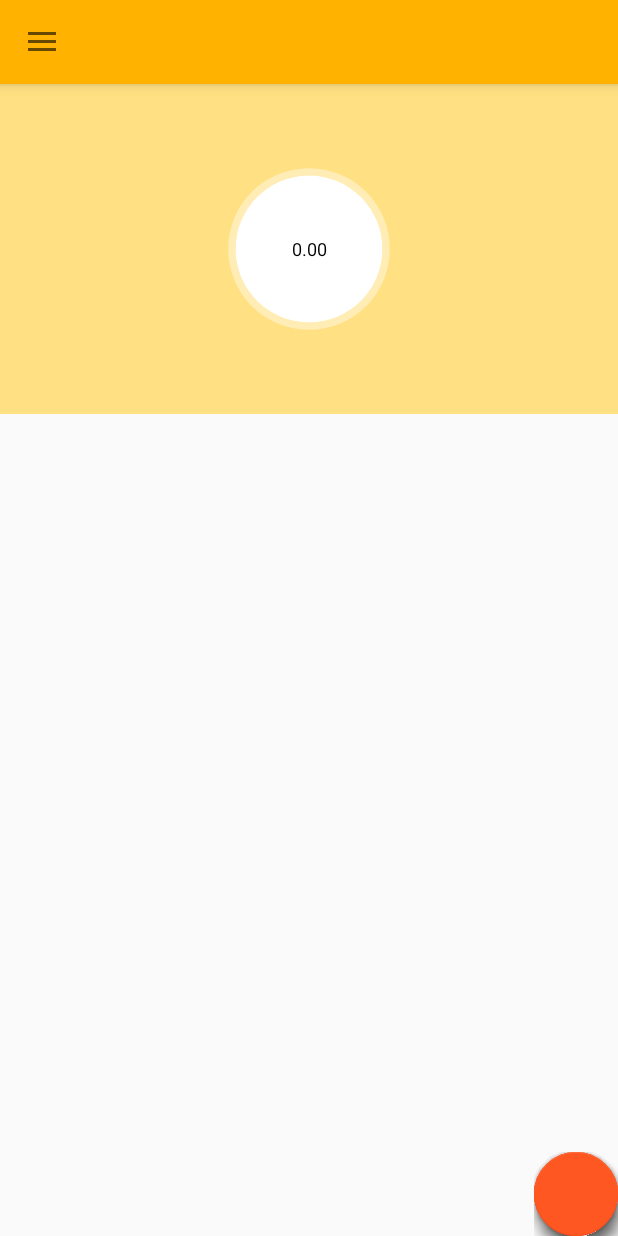
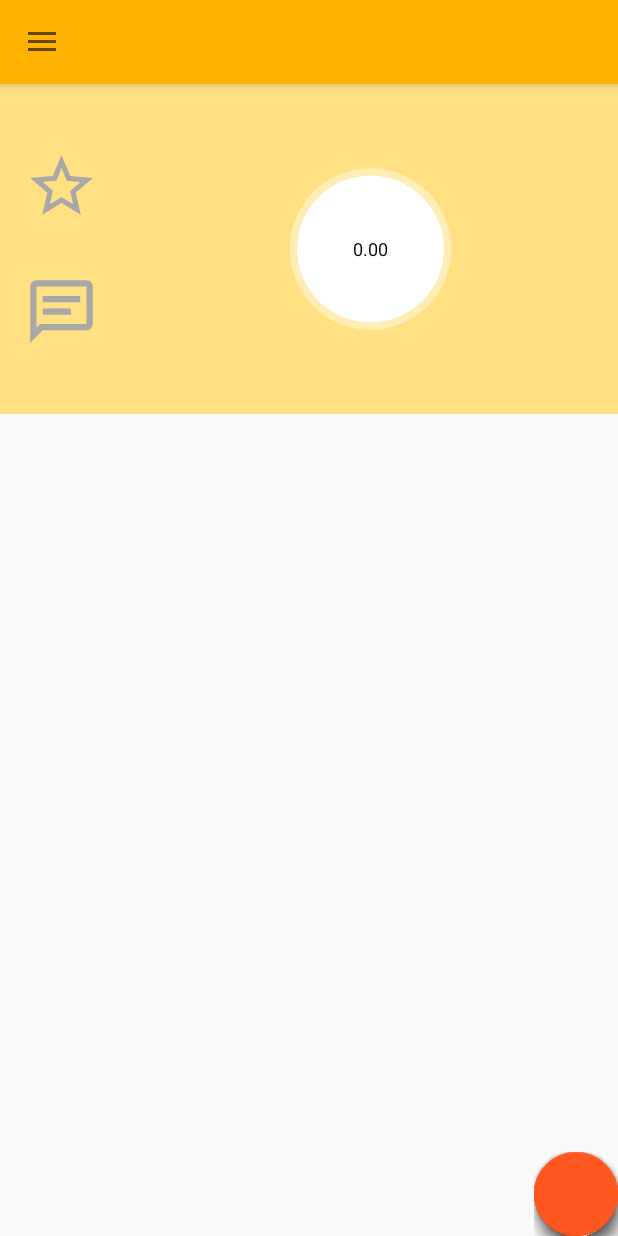
Before and after one commit to mnipshagen/planning_machine, an Android app: the Activity_Module screen opened directly, with no data from a screen before it, on a phone screen of 412 x 824 dp. Run offline under Robolectric (Android 15) with nearby library versions, the phone set to English and light mode, and no system bars; libraries missing offline, so code that uses them is left out: com.getbase.floatingactionbutton; plain views replace FloatingActionButton, FloatingActionsMenu; 18 statements that could not run were skipped.

Commit message:
Module page now hosts two buttons: mark a course significant (functioanlity implemented) and an add oral exam (not implemented).

```diff
--- a/app/src/main/java/com/mnipshagen/planning_machine/Activity_Module.java
+++ b/app/src/main/java/com/mnipshagen/planning_machine/Activity_Module.java
@@ -20,6 +20,8 @@ import android.widget.Button;
 import android.widget.EditText;
 import android.widget.ImageView;
 import android.widget.TextView;
+import android.widget.Toast;
+import android.widget.ToggleButton;
 
 import com.getbase.floatingactionbutton.FloatingActionButton;
 import com.github.mikephil.charting.data.PieData;
@@ -69,6 +71,8 @@ public class Activity_Module extends Activity_Base implements LoaderManager.Load
         comp_credits = intent.getIntExtra("compECTS", 0);
         // to complete the optional compulsory part
         optcomp_credits = intent.getIntExtra("optcompECTS", 0);
+        // and the significane
+        boolean significant = intent.getBooleanExtra("significant", false);
         // and the name of the module
         final String name = intent.getStringExtra("Name");
         // set the name as the title of the activity
@@ -168,7 +172,45 @@ public class Activity_Module extends Activity_Base implements LoaderManager.Load
                 dialog.show(getSupportFragmentManager(), "addUnlistedCourse");
             }
         });
-        FloatingActionButton fab_setSigniicane = (FloatingActionButton) findViewById(R.id.moduleSetSignificance);
+
+        final boolean openStudies = module_code.equals("OPEN");
+
+        final FloatingActionButton fab_setSignificane = (FloatingActionButton) findViewById(R.id.moduleSetSignificance);
+        final ToggleButton markSignificant = (ToggleButton) findViewById(R.id.toggleSignificance);
+        markSignificant.setChecked(significant);
+        fab_setSignificane.setOnClickListener(new View.OnClickListener() {
+            @Override
+            public void onClick(View v) {
+                if (!openStudies) {
+                    if (ModuleTools.toggleSignificant(module_code, Activity_Module.this)) {
+                        Toast.makeText(Activity_Module.this, "State of significane was changed", Toast.LENGTH_SHORT).show();
+                    } else {
+                        Toast.makeText(Activity_Module.this, "Could not change state. Do you already have 5 significant modules?", Toast.LENGTH_LONG).show();
+                        markSignificant.toggle();
+                    }
+                } else {
+                    Toast.makeText(Activity_Module.this, "Open Studies cannot be marked significant.", Toast.LENGTH_SHORT).show();
+                    markSignificant.toggle();
+                }
+            }
+        });
+
+        markSignificant.setOnClickListener(new View.OnClickListener() {
+            @Override
+            public void onClick(View v) {
+                if (!openStudies) {
+                    if (ModuleTools.toggleSignificant(module_code, Activity_Module.this)) {
+                        Toast.makeText(Activity_Module.this, "State of significane was changed", Toast.LENGTH_SHORT).show();
+                    } else {
+                        Toast.makeText(Activity_Module.this, "Could not change state. Do you already have 5 significant modules?", Toast.LENGTH_LONG).show();
+                        markSignificant.toggle();
+                    }
+                } else {
+                    Toast.makeText(Activity_Module.this, "Open Studies cannot be marked significant.", Toast.LENGTH_SHORT).show();
+                    markSignificant.toggle();
+                }
+            }
+        });
 
 
         /* And now to the lower part! */
--- /dev/null
+++ b/app/src/main/res/drawable/button_oral.xml
@@ -0,0 +1,5 @@
+<?xml version="1.0" encoding="utf-8"?>
+<selector xmlns:android="http://schemas.android.com/apk/res/android">
+<item android:drawable="@drawable/ic_oral_outline" android:state_checked="false"/>
+<item android:drawable="@drawable/ic_oral_filled" android:state_checked="true"/>
+</selector>
--- /dev/null
+++ b/app/src/main/res/drawable/button_significant.xml
@@ -0,0 +1,5 @@
+<?xml version="1.0" encoding="utf-8"?>
+<selector xmlns:android="http://schemas.android.com/apk/res/android">
+    <item android:state_checked="false" android:drawable="@drawable/ic_star_border" />
+    <item android:state_checked="true" android:drawable="@drawable/ic_star_filled" />
+</selector>
--- /dev/null
+++ b/app/src/main/res/drawable/ic_oral_filled.xml
@@ -0,0 +1,9 @@
+<vector xmlns:android="http://schemas.android.com/apk/res/android"
+    android:height="24dp"
+    android:width="24dp"
+    android:viewportWidth="24"
+    android:viewportHeight="24">
+
+    <path android:fillColor="#000"
+        android:pathData="M20,2H4A2,2 0 0,0 2,4V22L6,18H20A2,2 0 0,0 22,16V4A2,2 0 0,0 20,2M6,9H18V11H6M14,14H6V12H14M18,8H6V6H18" />
+</vector>
--- /dev/null
+++ b/app/src/main/res/drawable/ic_oral_outline.xml
@@ -0,0 +1,9 @@
+<?xml version="1.0" encoding="utf-8"?>
+<vector xmlns:android="http://schemas.android.com/apk/res/android"
+    android:height="24dp"
+    android:width="24dp"
+    android:viewportWidth="24"
+    android:viewportHeight="24">
+    <path android:fillColor="@color/Gray"
+        android:pathData="M20,2A2,2 0 0,1 22,4V16A2,2 0 0,1 20,18H6L2,22V4C2,2.89 2.9,2 4,2H20M4,4V17.17L5.17,16H20V4H4M6,7H18V9H6V7M6,11H15V13H6V11Z" />
+</vector>
--- /dev/null
+++ b/app/src/main/res/drawable/ic_star_border.xml
@@ -0,0 +1,9 @@
+<vector xmlns:android="http://schemas.android.com/apk/res/android"
+        android:width="24dp"
+        android:height="24dp"
+        android:viewportWidth="24.0"
+        android:viewportHeight="24.0">
+    <path
+        android:fillColor="@color/Gray"
+        android:pathData="M22,9.24l-7.19,-0.62L12,2 9.19,8.63 2,9.24l5.46,4.73L5.82,21 12,17.27 18.18,21l-1.63,-7.03L22,9.24zM12,15.4l-3.76,2.27 1,-4.28 -3.32,-2.88 4.38,-0.38L12,6.1l1.71,4.04 4.38,0.38 -3.32,2.88 1,4.28L12,15.4z"/>
+</vector>
--- /dev/null
+++ b/app/src/main/res/drawable/ic_star_filled.xml
@@ -0,0 +1,9 @@
+<vector xmlns:android="http://schemas.android.com/apk/res/android"
+        android:width="24dp"
+        android:height="24dp"
+        android:viewportWidth="24.0"
+        android:viewportHeight="24.0">
+    <path
+        android:fillColor="#FF000000"
+        android:pathData="M12,17.27L18.18,21l-1.64,-7.03L22,9.24l-7.19,-0.61L12,2 9.19,8.63 2,9.24l5.46,4.73L5.82,21z"/>
+</vector>
--- a/app/src/main/res/layout/activity_module.xml
+++ b/app/src/main/res/layout/activity_module.xml
@@ -2,6 +2,7 @@
 <android.support.design.widget.CoordinatorLayout
     xmlns:android="http://schemas.android.com/apk/res/android"
     xmlns:app="http://schemas.android.com/apk/res-auto"
+    xmlns:tools="http://schemas.android.com/tools"
     android:layout_width="match_parent"
     android:layout_height="match_parent"
     android:layout_gravity="center"
@@ -23,10 +24,50 @@
                 android:layout_height="match_parent"
                 android:orientation="horizontal">
 
+                <android.support.constraint.ConstraintLayout
+                    android:layout_width="0dp"
+                    android:layout_height="match_parent"
+                    android:layout_weight="0.2"
+                    android:orientation="vertical">
+
+                    <ToggleButton
+                        android:id="@+id/toggleSignificance"
+                        android:layout_width="0dp"
+                        android:layout_height="0dp"
+                        android:layout_margin="16dp"
+                        android:layout_marginBottom="0dp"
+                        android:background="@drawable/button_significant"
+                        android:textOff=""
+                        android:textOn=""
+                        app:layout_constraintBottom_toBottomOf="parent"
+                        app:layout_constraintDimensionRatio="h,1:1"
+                        app:layout_constraintLeft_toLeftOf="parent"
+                        app:layout_constraintRight_toRightOf="parent"
+                        app:layout_constraintTop_toTopOf="parent"
+                        app:layout_constraintVertical_bias="0.19999999" />
+
+                    <ToggleButton
+                        android:id="@+id/toggleOral"
+                        android:layout_width="0dp"
+                        android:layout_height="0dp"
+                        android:layout_margin="16dp"
+                        android:layout_marginBottom="15dp"
+                        android:layout_marginTop="0dp"
+                        android:background="@drawable/button_oral"
+                        android:textOff=""
+                        android:textOn=""
+                        app:layout_constraintBottom_toBottomOf="parent"
+                        app:layout_constraintDimensionRatio="h,1:1"
+                        app:layout_constraintLeft_toLeftOf="parent"
+                        app:layout_constraintRight_toRightOf="parent"
+                        app:layout_constraintTop_toTopOf="parent"
+                        app:layout_constraintVertical_bias="0.8" />
+                </android.support.constraint.ConstraintLayout>
+
                 <com.github.mikephil.charting.charts.PieChart
                     android:layout_width="0dp"
                     android:layout_height="match_parent"
-                    android:layout_weight="1"
+                    android:layout_weight="0.8"
                     android:id="@+id/modulePieChart"/>
 
             </LinearLayout>
--- a/app/src/main/res/layout/course.xml
+++ b/app/src/main/res/layout/course.xml
@@ -219,13 +219,13 @@
         android:layout_width="wrap_content"
         android:layout_height="wrap_content"
         android:layout_marginEnd="8dp"
-        android:text="Dismiss"
+        android:layout_marginRight="8dp"
+        android:layout_marginTop="8dp"
+        android:text="Close"
         android:textAllCaps="false"
         android:textAppearance="@android:style/TextAppearance.Material.Button"
         android:textColor="@color/colorAccent"
-        android:layout_marginRight="8dp"
         app:layout_constraintRight_toRightOf="parent"
-        android:layout_marginTop="8dp"
         app:layout_constraintTop_toBottomOf="@+id/course_infodump" />
 
     <Button
--- a/app/src/main/res/values/strings.xml
+++ b/app/src/main/res/values/strings.xml
@@ -31,6 +31,11 @@
         <item>In Progress</item>
         <item>Marked</item>
     </string-array>
+    <string-array name="search_terms">
+        <item>In term…</item>
+        <item>W</item>
+        <item>S</item>
+    </string-array>
     <string-array name="terms">
         <item>W</item>
         <item>S</item>
```
